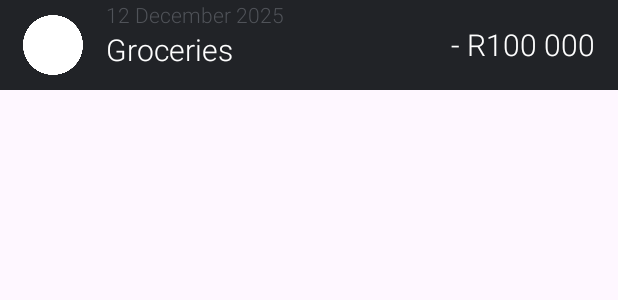
After one commit to MunchiePanda/SpendSprout_OPSC, an Android app: the layout transaction_layout.xml on its own in the app's theme, with its tools: preview values and no code run, on a phone screen of 412 x 824 dp. The commit adds this screen. Shown: the top 300 px of the screen. Run offline under Robolectric (Android 15) with nearby library versions, the phone set to English and light mode, and no system bars.

Commit message:
Added Transaction Layout

```diff
--- /dev/null
+++ b/app/src/main/res/layout/transaction_layout.xml
@@ -0,0 +1,46 @@
+<?xml version="1.0" encoding="utf-8"?>
+<LinearLayout xmlns:android="http://schemas.android.com/apk/res/android"
+    xmlns:app="http://schemas.android.com/apk/res-auto"
+    android:layout_width="match_parent"
+    android:layout_height="60dp"
+    android:background="@color/ItemBackgroundColor">
+
+    <ImageView
+        android:id="@+id/img_Category"
+        android:layout_width="40dp"
+        android:layout_height="match_parent"
+        android:layout_marginHorizontal="15dp"
+        app:srcCompat="@drawable/circle_icon" />
+
+    <LinearLayout
+        android:layout_width="200dp"
+        android:layout_height="match_parent"
+        android:orientation="vertical">
+
+        <TextView
+            android:id="@+id/txt_Date"
+            android:layout_width="match_parent"
+            android:layout_height="wrap_content"
+            android:text="12 December 2025"
+            android:textAppearance="@style/SubTextStyle" />
+
+        <TextView
+            android:id="@+id/txt_Name"
+            android:layout_width="match_parent"
+            android:layout_height="wrap_content"
+            android:text="Groceries"
+            android:textAppearance="@style/MainTextStyle" />
+
+    </LinearLayout>
+
+    <TextView
+        android:id="@+id/txt_amount"
+        android:layout_width="match_parent"
+        android:layout_height="wrap_content"
+        android:text="- R100 000"
+        android:gravity="end"
+        android:layout_gravity="center"
+        android:textAppearance="@style/MainTextStyle"
+        android:layout_marginEnd="15dp"/>
+
+</LinearLayout>
--- a/app/src/main/res/values/colors.xml
+++ b/app/src/main/res/values/colors.xml
@@ -6,26 +6,26 @@
     <!-- Base Colors -->
     <color name="BackgroundColor">#161618</color>
     <color name="TopBarColor">#161618</color>
-    <color name="MenuBackgroundColor">#505359</color>
     <color name="ItemBackgroundColor">#212327</color>
     <color name="SubItemBackgroundColor">#2E2F34</color>
+    <color name="MenuBackgroundColor">#505359</color>
 
     <!-- Text & Icons -->
     <color name="MainTextColor">#FFFFFF</color>
     <color name="SubTextColor">#505359</color>
+    <color name="HighlightTextColor">#BAE655</color>
     <color name="PositiveBalanceColor">#77B950</color>
     <color name="NegativeBalanceColor">#E94444</color>
 
-    <!-- Buttons, Icons & Highlights -->
+    <!-- Buttons & Icons -->
     <color name="ButtonColor">#B9D5A1</color>
     <color name="IconColor">#BED1CA</color>
-    <color name="HighlightColor">#BAE655</color>
 
     <!-- Categories -->
     <color name="NeedsCategoryColor">#BD804A</color>
-    <color name="NeedsSubCategoryColor">#8A80BC</color>
+    <color name="NeedsSubCategoryColor">#C5AF96</color>
     <color name="WantsCategoryColor">#88618E</color>
-    <color name="WantsSubCategoryColor">#A3E8DE</color>
+    <color name="WantsSubCategoryColor">#8A80BC</color>
     <color name="SavingsCategoryColor">#6EA19E</color>
-    <color name="SavingsSubCategoryColor">#DDCAB2</color>
+    <color name="SavingsSubCategoryColor">#8BD0C7</color>
 </resources>
--- /dev/null
+++ b/app/src/main/res/values/styles.xml
@@ -0,0 +1,28 @@
+<?xml version="1.0" encoding="utf-8"?>
+<resources>
+    <!-- Main text style -->
+    <style name="MainTextStyle">
+        <item name="android:textColor">@color/MainTextColor</item>
+        <item name="android:textSize">20sp</item>
+        <item name="android:fontFamily">sans-serif-light</item>
+    </style>
+
+    <!-- Sub text style -->
+    <style name="SubTextStyle">
+        <item name="android:textColor">@color/SubTextColor</item>
+        <item name="android:textSize">14sp</item>
+        <item name="android:fontFamily">sans-serif-light</item>
+        <item name="android:gravity">center</item>
+    </style>
+
+    <!-- Numeric text style -->
+    <style name="NumericTextStyle">
+        <item name="android:textColor">@color/SubTextColor</item>
+        <item name="android:textSize">20sp</item>
+        <item name="android:fontFamily">sans-serif-light</item>
+        <item name="android:letterSpacing">0.5</item>
+        <item name="android:textStyle">bold</item>
+        <item name="android:gravity">center</item>
+    </style>
+
+</resources>
```
Also changed, not shown: app/src/main/res/drawable/circle_icon.png (added).
